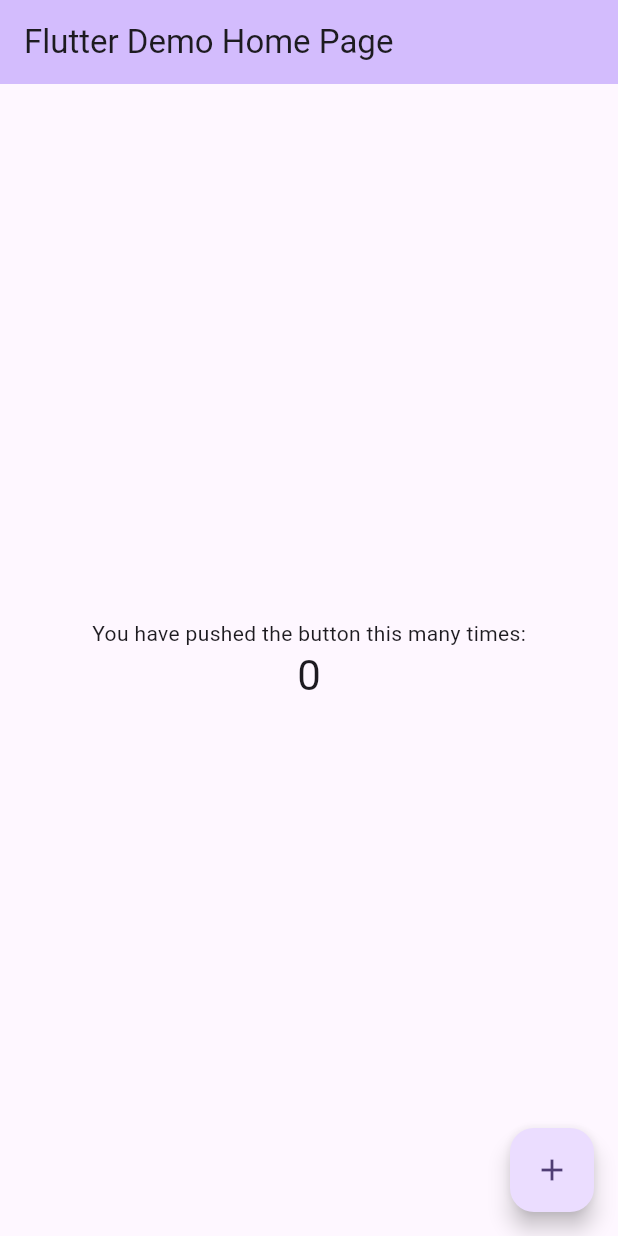
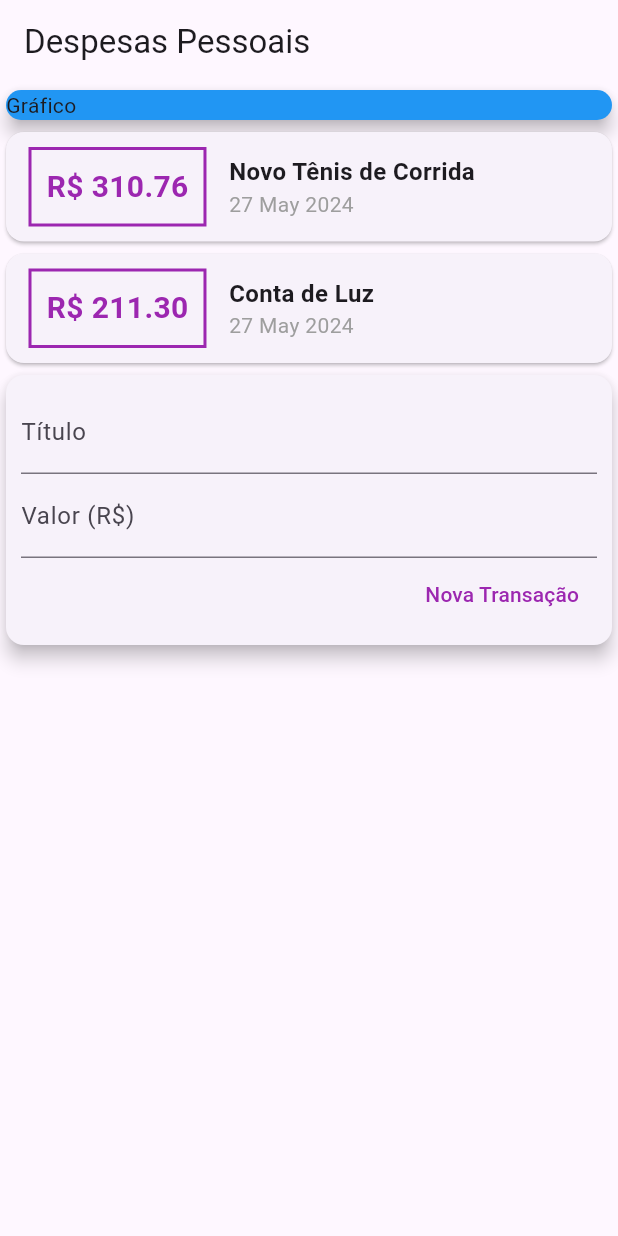
Before and after one commit to na2kstudies/udemy-despesas-pessoais, a Flutter app: the screen it shows after launch, on a phone screen of 412 x 824 dp. Run offline on Flutter 3.47's test engine with Material 3 defaults, Android fonts, the light colour scheme and no system bars.

Commit message:
first-class

```diff
--- a/expenses/lib/main.dart
+++ b/expenses/lib/main.dart
@@ -1,125 +1,127 @@
+import 'package:expenses/models/transaction.dart';
 import 'package:flutter/material.dart';
+import 'package:intl/intl.dart';
 
-void main() {
-  runApp(const MyApp());
+main() => runApp(ExpensesApp());
+
+class ExpensesApp extends StatelessWidget {
+  @override
+  Widget build(BuildContext context) {
+    return MaterialApp(home: MyHomePage());
+  }
 }
 
-class MyApp extends StatelessWidget {
-  const MyApp({super.key});
-
-  // This widget is the root of your application.
+class MyHomePage extends StatelessWidget {
+  final transactions = [
+    Transaction(
+      id: 't1',
+      title: 'Novo Tênis de Corrida',
+      value: 310.76,
+      date: DateTime.now(),
+    ),
+    Transaction(
+      id: 't2',
+      title: 'Conta de Luz',
+      value: 211.30,
+      date: DateTime.now(),
+    ),
+  ];
   @override
   Widget build(BuildContext context) {
-    return MaterialApp(
-      title: 'Flutter Demo',
-      theme: ThemeData(
-        // This is the theme of your application.
-        //
-        // TRY THIS: Try running your application with "flutter run". You'll see
-        // the application has a purple toolbar. Then, without quitting the app,
-        // try changing the seedColor in the colorScheme below to Colors.green
-        // and then invoke "hot reload" (save your changes or press the "hot
-        // reload" button in a Flutter-supported IDE, or press "r" if you used
-        // the command line to start the app).
-        //
-        // Notice that the counter didn't reset back to zero; the application
-        // state is not lost during the reload. To reset the state, use hot
-        // restart instead.
-        //
-        // This works for code too, not just values: Most code changes can be
-        // tested with just a hot reload.
-        colorScheme: ColorScheme.fromSeed(seedColor: Colors.deepPurple),
-        useMaterial3: true,
+    return Scaffold(
+      appBar: AppBar(
+        title: Text(
+          'Despesas Pessoais',
+          //   style: TextStyle(color: Colors.white),
+        ),
+        // backgroundColor: Colors.blue,
       ),
-      home: const MyHomePage(title: 'Flutter Demo Home Page'),
+      body: Column(
+        crossAxisAlignment: CrossAxisAlignment.stretch,
+        children: <Widget>[
+          //envolvendo o card com Container
+          Container(
+            child: Card(
+              color: Colors.blue,
+              child: Text('Gráfico'),
+              elevation: 5,
+            ),
+          ),
+          Column(
+            children: transactions.map((tr) {
+              return Card(
+                child: Row(
+                  children: <Widget>[
+                    Container(
+                      margin: EdgeInsets.symmetric(
+                        horizontal: 15,
+                        vertical: 10,
+                      ),
+                      decoration: BoxDecoration(
+                        border: Border.all(
+                          color: Colors.purple,
+                          width: 2,
+                        ),
+                      ),
+                      padding: EdgeInsets.all(10),
+                      child: Text(
+                        'R\$ ${tr.value.toStringAsFixed(2)}',
+                        style: TextStyle(
+                          fontWeight: FontWeight.bold,
+                          fontSize: 20,
+                          color: Colors.purple,
+                        ),
+                      ),
+                    ),
+                    Column(
+                      crossAxisAlignment: CrossAxisAlignment.start,
+                      children: <Widget>[
+                        Text(
+                          tr.title,
+                          style: TextStyle(
+                              fontSize: 16, fontWeight: FontWeight.bold),
+                        ),
+                        Text(
+                          DateFormat('d MMM y').format(tr.date),
+                          style: TextStyle(
+                            color: Colors.grey,
+                          ),
+                        ),
+                      ],
+                    ),
+                  ],
+                ),
+              );
+            }).toList(),
+          ),
+          Card(
+            elevation: 5,
+            child: Padding(
+              padding: const EdgeInsets.all(10),
+              child: Column(
+                children: <Widget>[
+                  TextField(decoration: InputDecoration(labelText: 'Título')),
+                  TextField(
+                    decoration: InputDecoration(labelText: 'Valor (R\$)'),
+                  ),
+                  //FlatButton()
+                  Row(
+                    mainAxisAlignment: MainAxisAlignment.end,
+                    children: [
+                      TextButton(
+                        style: TextButton.styleFrom(
+                            foregroundColor: Colors.purple),
+                        child: Text('Nova Transação'),
+                        onPressed: () {},
+                      ),
+                    ],
+                  )
+                ],
+              ),
+            ),
+          )
+        ],
+      ),
     );
   }
 }
-
-class MyHomePage extends StatefulWidget {
-  const MyHomePage({super.key, required this.title});
-
-  // This widget is the home page of your application. It is stateful, meaning
-  // that it has a State object (defined below) that contains fields that affect
-  // how it looks.
-
-  // This class is the configuration for the state. It holds the values (in this
-  // case the title) provided by the parent (in this case the App widget) and
-  // used by the build method of the State. Fields in a Widget subclass are
-  // always marked "final".
-
-  final String title;
-
-  @override
-  State<MyHomePage> createState() => _MyHomePageState();
-}
-
-class _MyHomePageState extends State<MyHomePage> {
-  int _counter = 0;
-
-  void _incrementCounter() {
-    setState(() {
-      // This call to setState tells the Flutter framework that something has
-      // changed in this State, which causes it to rerun the build method below
-      // so that the display can reflect the updated values. If we changed
-      // _counter without calling setState(), then the build method would not be
-      // called again, and so nothing would appear to happen.
-      _counter++;
-    });
-  }
-
-  @override
-  Widget build(BuildContext context) {
-    // This method is rerun every time setState is called, for instance as done
-    // by the _incrementCounter method above.
-    //
-    // The Flutter framework has been optimized to make rerunning build methods
-    // fast, so that you can just rebuild anything that needs updating rather
-    // than having to individually change instances of widgets.
-    return Scaffold(
-      appBar: AppBar(
-        // TRY THIS: Try changing the color here to a specific color (to
-        // Colors.amber, perhaps?) and trigger a hot reload to see the AppBar
-        // change color while the other colors stay the same.
-        backgroundColor: Theme.of(context).colorScheme.inversePrimary,
-        // Here we take the value from the MyHomePage object that was created by
-        // the App.build method, and use it to set our appbar title.
-        title: Text(widget.title),
-      ),
-      body: Center(
-        // Center is a layout widget. It takes a single child and positions it
-        // in the middle of the parent.
-        child: Column(
-          // Column is also a layout widget. It takes a list of children and
-          // arranges them vertically. By default, it sizes itself to fit its
-          // children horizontally, and tries to be as tall as its parent.
-          //
-          // Column has various properties to control how it sizes itself and
-          // how it positions its children. Here we use mainAxisAlignment to
-          // center the children vertically; the main axis here is the vertical
-          // axis because Columns are vertical (the cross axis would be
-          // horizontal).
-          //
-          // TRY THIS: Invoke "debug painting" (choose the "Toggle Debug Paint"
-          // action in the IDE, or press "p" in the console), to see the
-          // wireframe for each widget.
-          mainAxisAlignment: MainAxisAlignment.center,
-          children: <Widget>[
-            const Text(
-              'You have pushed the button this many times:',
-            ),
-            Text(
-              '$_counter',
-              style: Theme.of(context).textTheme.headlineMedium,
-            ),
-          ],
-        ),
-      ),
-      floatingActionButton: FloatingActionButton(
-        onPressed: _incrementCounter,
-        tooltip: 'Increment',
-        child: const Icon(Icons.add),
-      ), // This trailing comma makes auto-formatting nicer for build methods.
-    );
-  }
-}
--- /dev/null
+++ b/expenses/lib/models/transaction.dart
@@ -0,0 +1,13 @@
+class Transaction {
+  final String id;
+  final String title;
+  final double value;
+  final DateTime date;
+
+  Transaction({
+    required this.id,
+    required this.title,
+    required this.value,
+    required this.date,
+  });
+}
--- a/expenses/pubspec.yaml
+++ b/expenses/pubspec.yaml
@@ -30,6 +30,7 @@ environment:
 dependencies:
   flutter:
     sdk: flutter
+  intl: ^0.17.0
 
 
   # The following adds the Cupertino Icons font to your application.
```
Also changed, not shown: expenses/pubspec.lock, 1 other file.
